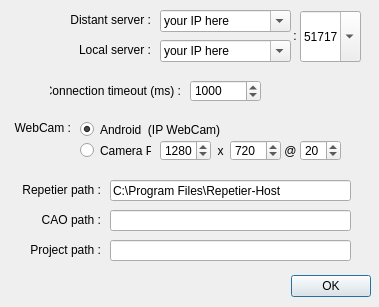
Qt form Prusa_TCP_Client/server_options.ui (ClementAbadie/Prusa_TCP_Client) before a commit.
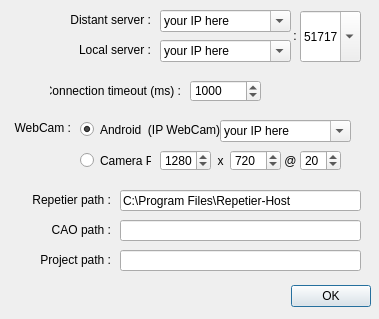
The same form after that commit.

Commit message: Fix IP Webcam open Add IP Webcam : IP option Add IP Webcam : Open 2 tabs : Option and Full screen Stream

```diff
--- a/Prusa_TCP_Client/server_options.ui
+++ b/Prusa_TCP_Client/server_options.ui
@@ -10,7 +10,7 @@
     <x>0</x>
     <y>0</y>
     <width>379</width>
-    <height>307</height>
+    <height>319</height>
    </rect>
   </property>
   <property name="windowTitle">
@@ -23,7 +23,7 @@
    <property name="geometry">
     <rect>
      <x>10</x>
-     <y>270</y>
+     <y>280</y>
      <width>361</width>
      <height>32</height>
     </rect>
@@ -80,7 +80,7 @@
    <property name="geometry">
     <rect>
      <x>160</x>
-     <y>140</y>
+     <y>150</y>
      <width>51</width>
      <height>21</height>
     </rect>
@@ -99,7 +99,7 @@
    <property name="geometry">
     <rect>
      <x>210</x>
-     <y>140</y>
+     <y>150</y>
      <width>21</width>
      <height>21</height>
     </rect>
@@ -121,7 +121,7 @@
    <property name="geometry">
     <rect>
      <x>230</x>
-     <y>140</y>
+     <y>150</y>
      <width>51</width>
      <height>21</height>
     </rect>
@@ -159,7 +159,7 @@
    <property name="geometry">
     <rect>
      <x>300</x>
-     <y>140</y>
+     <y>150</y>
      <width>41</width>
      <height>21</height>
     </rect>
@@ -178,7 +178,7 @@
    <property name="geometry">
     <rect>
      <x>280</x>
-     <y>140</y>
+     <y>150</y>
      <width>21</width>
      <height>21</height>
     </rect>
@@ -213,7 +213,7 @@
    <property name="geometry">
     <rect>
      <x>80</x>
-     <y>140</y>
+     <y>150</y>
      <width>71</width>
      <height>21</height>
     </rect>
@@ -318,8 +318,8 @@
   <widget class="QLineEdit" name="lineEdit_repetier_path">
    <property name="geometry">
     <rect>
-     <x>110</x>
-     <y>180</y>
+     <x>120</x>
+     <y>190</y>
      <width>241</width>
      <height>21</height>
     </rect>
@@ -334,8 +334,8 @@
   <widget class="QLabel" name="label_repetier_path">
    <property name="geometry">
     <rect>
-     <x>10</x>
-     <y>180</y>
+     <x>20</x>
+     <y>190</y>
      <width>91</width>
      <height>20</height>
     </rect>
@@ -353,8 +353,8 @@
   <widget class="QLabel" name="label_CAO">
    <property name="geometry">
     <rect>
-     <x>10</x>
-     <y>210</y>
+     <x>20</x>
+     <y>220</y>
      <width>91</width>
      <height>20</height>
     </rect>
@@ -375,8 +375,8 @@
   <widget class="QLineEdit" name="lineEdit_CAO_path">
    <property name="geometry">
     <rect>
-     <x>110</x>
-     <y>210</y>
+     <x>120</x>
+     <y>220</y>
      <width>241</width>
      <height>21</height>
     </rect>
@@ -391,8 +391,8 @@
   <widget class="QLabel" name="label_project">
    <property name="geometry">
     <rect>
-     <x>10</x>
-     <y>240</y>
+     <x>20</x>
+     <y>250</y>
      <width>91</width>
      <height>20</height>
     </rect>
@@ -410,8 +410,8 @@
   <widget class="QLineEdit" name="lineEdit_project_path">
    <property name="geometry">
     <rect>
-     <x>110</x>
-     <y>240</y>
+     <x>120</x>
+     <y>250</y>
      <width>241</width>
      <height>21</height>
     </rect>
@@ -420,6 +420,22 @@
     <string>Folder path (Copy-Paste from Windows Explorer)</string>
    </property>
   </widget>
+  <widget class="QComboBox" name="comboBox_Webcam_IP">
+   <property name="geometry">
+    <rect>
+     <x>220</x>
+     <y>120</y>
+     <width>131</width>
+     <height>22</height>
+    </rect>
+   </property>
+   <property name="editable">
+    <bool>true</bool>
+   </property>
+   <property name="currentText">
+    <string>your IP here</string>
+   </property>
+  </widget>
  </widget>
  <resources/>
  <connections>
```
The commit also changes 11 other files.
